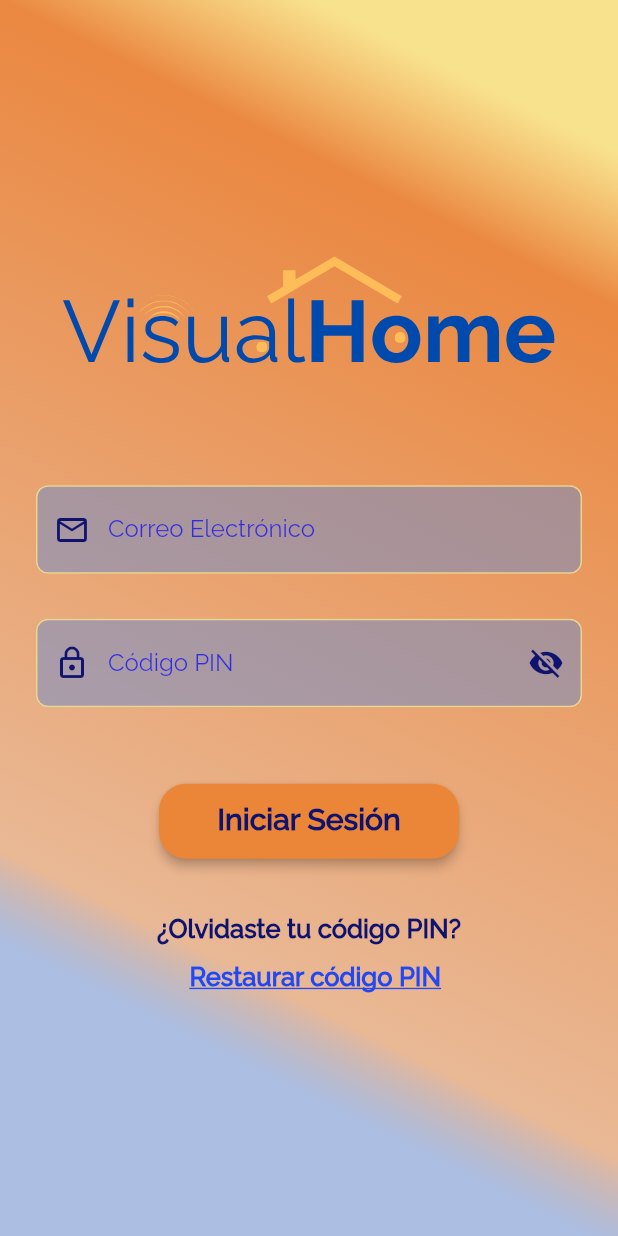
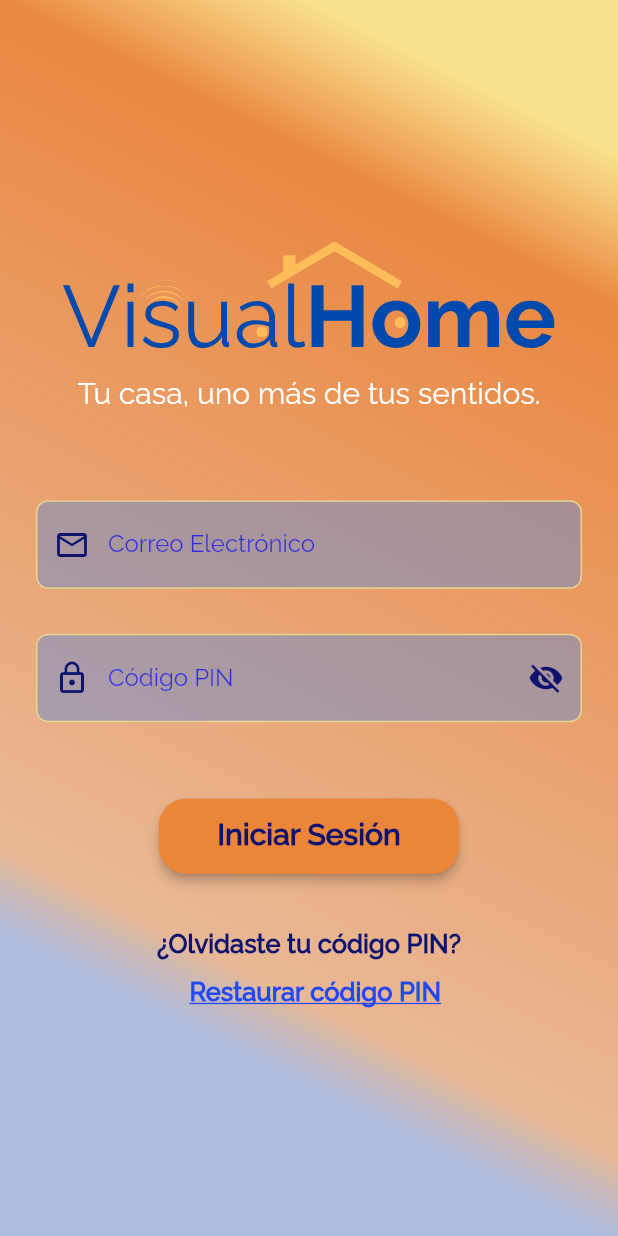
Before and after one commit to Rubenamesaf/VisualHome, a Flutter app: the screen it shows after launch, on a phone screen of 412 x 824 dp. Run offline on Flutter 3.47's test engine with Material 2 defaults, Android fonts, the phone set to English and light mode, and no system bars; our stand-ins replace awesome_dialog, curved_navigation_bar, firebase_auth, firebase_core, firebase_database, firebase_messaging and 7 more; missing offline and left inert: android_alarm_manager_plus, open_file_plus; accounts and stored records are empty; project files that could hold a hidden picture were left out.

Commit message:
Agregando eslogan en login

```diff
--- a/lib/view/login.view.dart
+++ b/lib/view/login.view.dart
@@ -115,8 +115,6 @@ class _LoginViewState extends State<LoginView> {
 
     if (isLoggedIn) {
       String userEmail = await getUserEmail();
-      // Si el usuario está autenticado, navega a la pantalla principal
-      // Puedes personalizar esto según tus necesidades
       Navigator.push(
         context,
         MaterialPageRoute(
@@ -217,6 +215,19 @@ class _LoginViewState extends State<LoginView> {
                       child: SvgPicture.asset(
                         'assets/images/VisualHome.svg',
                         fit: BoxFit.fitWidth,
+                      ),
+                    ),
+                    Align(
+                      alignment: const AlignmentDirectional(0, 0.2),
+                      child: Text(
+                        'Tu casa, uno más de tus sentidos.',
+                        textAlign: TextAlign.center,
+                        style: TextStyle(
+                            fontSize: 20,
+                            fontFamily: 'Raleway',
+                            color: Colors.white,
+                            fontWeight: FontWeight.w400,
+                            height: 1.0),
                       ),
                     ),
                     Padding(
```
